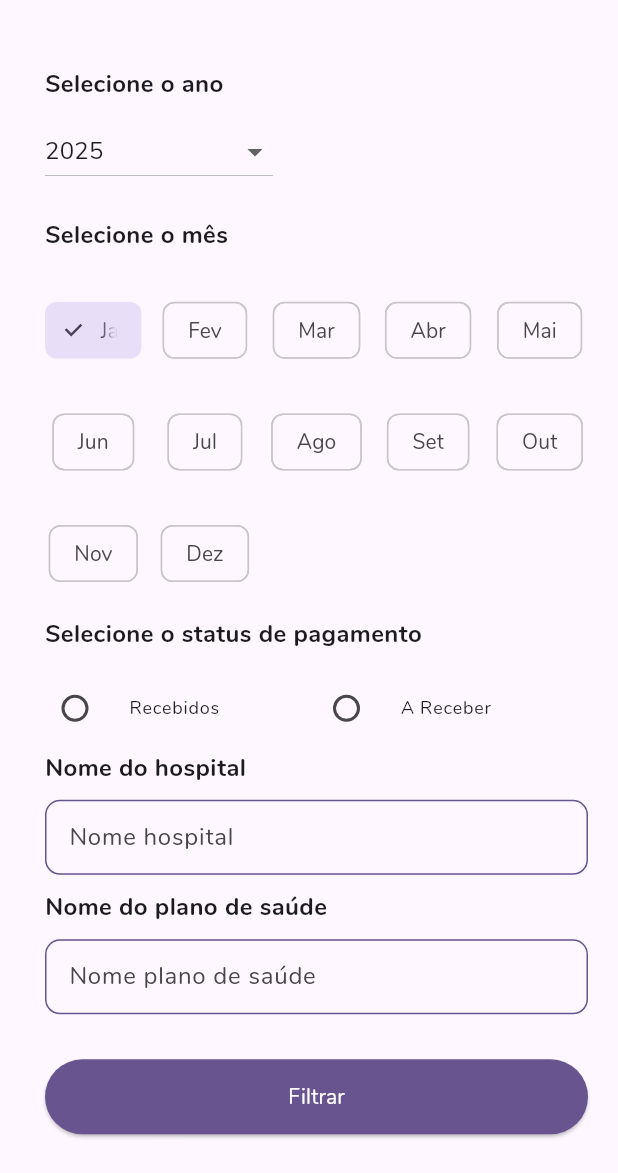
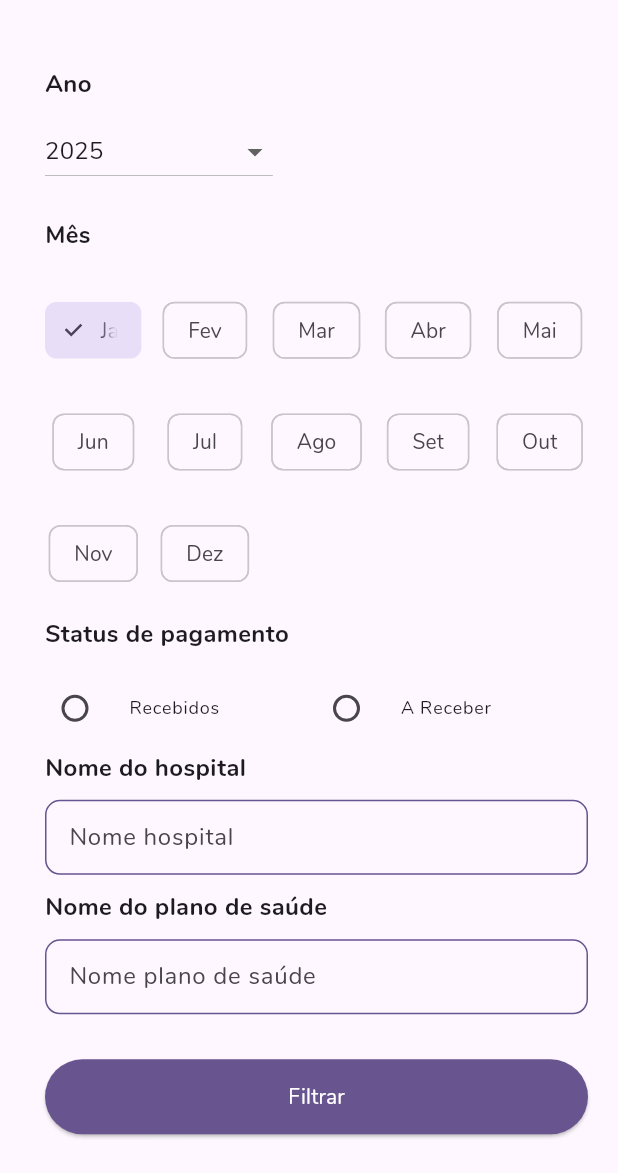
Before and after one commit to espoo-dev/med_system, a Flutter app: the FilterEventProceduresPage screen opened directly, on a phone screen of 412 x 824 dp, the part 63-1236 px from its top. Run offline on Flutter 3.47's test engine with Material 3 defaults, Android fonts, the phone set to English and light mode, and no system bars; our stand-ins replace chopper, dropdown_search, flutter_mobx, flutter_secure_storage, flutter_slidable, flutter_svg and 5 more; missing offline and left inert: flutter_pdfview; accounts and stored records are empty; generated files the repository leaves out were written again; network calls fail; project files that could hold a hidden picture were left out.

```diff
--- a/med_system_app/lib/features/event_procedures/pages/filter_event_procedures_page.dart
+++ b/med_system_app/lib/features/event_procedures/pages/filter_event_procedures_page.dart
@@ -45,7 +45,7 @@ class _FilterEventProceduresPageState extends State<FilterEventProceduresPage> {
                 crossAxisAlignment: CrossAxisAlignment.start,
                 children: [
                   const Text(
-                    'Selecione o ano',
+                    'Ano',
                     style: TextStyle(fontSize: 16, fontWeight: FontWeight.bold),
                   ),
                   const SizedBox(height: 10),
@@ -66,7 +66,7 @@ class _FilterEventProceduresPageState extends State<FilterEventProceduresPage> {
                   ),
                   const SizedBox(height: 20),
                   const Text(
-                    'Selecione o mês',
+                    'Mês',
                     style: TextStyle(fontSize: 16, fontWeight: FontWeight.bold),
                   ),
                   const SizedBox(height: 10),
@@ -100,7 +100,7 @@ class _FilterEventProceduresPageState extends State<FilterEventProceduresPage> {
                     ),
                   ),
                   const Text(
-                    'Selecione o status de pagamento',
+                    'Status de pagamento',
                     style: TextStyle(fontSize: 16, fontWeight: FontWeight.bold),
                   ),
                   const SizedBox(height: 10),
--- a/med_system_app/lib/features/medical_shifts/pages/filter_medical_shifts_page.dart
+++ b/med_system_app/lib/features/medical_shifts/pages/filter_medical_shifts_page.dart
@@ -45,7 +45,7 @@ class _FilterMedicalShiftsPageState extends State<FilterMedicalShiftsPage> {
                 crossAxisAlignment: CrossAxisAlignment.start,
                 children: [
                   const Text(
-                    'Selecione o ano',
+                    'Ano',
                     style: TextStyle(fontSize: 16, fontWeight: FontWeight.bold),
                   ),
                   const SizedBox(height: 10),
@@ -66,7 +66,7 @@ class _FilterMedicalShiftsPageState extends State<FilterMedicalShiftsPage> {
                   ),
                   const SizedBox(height: 20),
                   const Text(
-                    'Selecione o mês',
+                    'Mês',
                     style: TextStyle(fontSize: 16, fontWeight: FontWeight.bold),
                   ),
                   const SizedBox(height: 10),
@@ -100,7 +100,7 @@ class _FilterMedicalShiftsPageState extends State<FilterMedicalShiftsPage> {
                     ),
                   ),
                   const Text(
-                    'Selecione o status de pagamento',
+                    'Status de pagamento',
                     style: TextStyle(fontSize: 16, fontWeight: FontWeight.bold),
                   ),
                   const SizedBox(height: 10),
```
